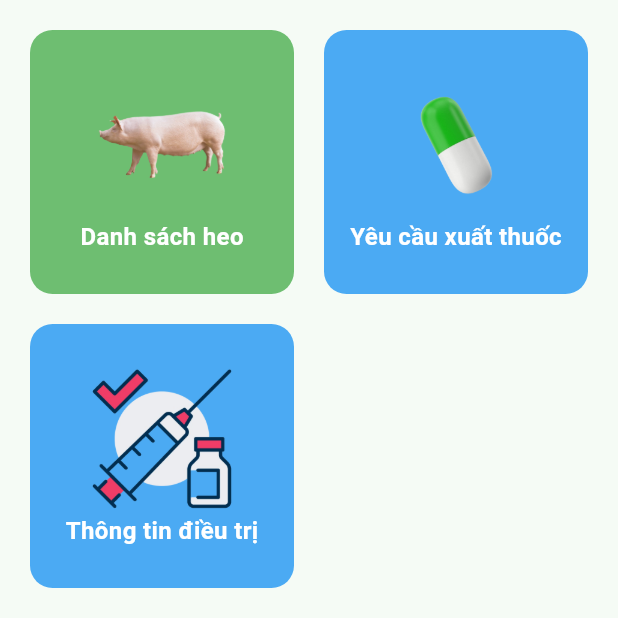
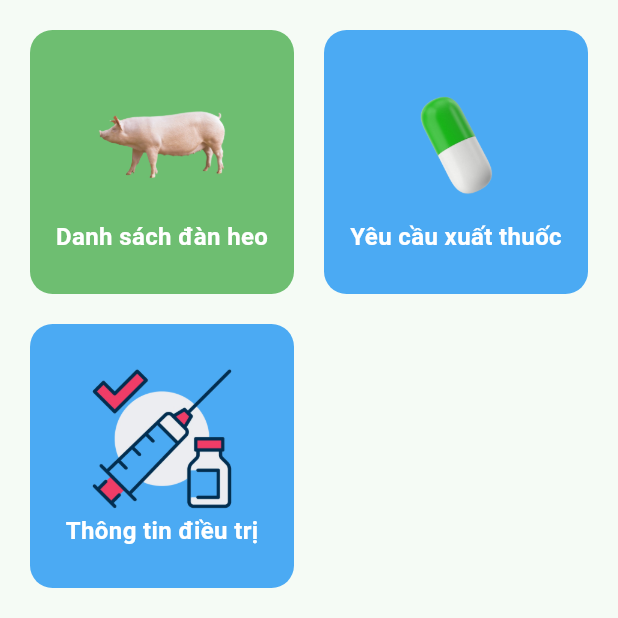
Before and after one commit to vma-pf/vma-mobile, a Flutter app: the HomeScreen screen opened directly, on a phone screen of 412 x 824 dp, the top half of it. Run offline on Flutter 3.47's test engine with Material 3 defaults, Android fonts, the phone set to English and light mode, and no system bars; our stand-ins replace accordion, awesome_notifications, chewie, dio, either_dart, event_bus and 10 more; missing offline and left inert: signalr_netcore; accounts and stored records are empty; network calls fail.

Commit message:
refactor: change label

```diff
--- a/lib/app/screens/home/screen.dart
+++ b/lib/app/screens/home/screen.dart
@@ -29,7 +29,7 @@ class _HomeScreenState extends VMAState<HomeScreen> {
             NavigationItem(
               destination: const HerdsScreen(),
               assetPath: 'assets/images/pig.png',
-              text: 'Danh sách heo',
+              text: 'Danh sách đàn heo',
               backgroundColor: Colors.green.withOpacity(0.8),
               textColor: Colors.white,
             ),
```
